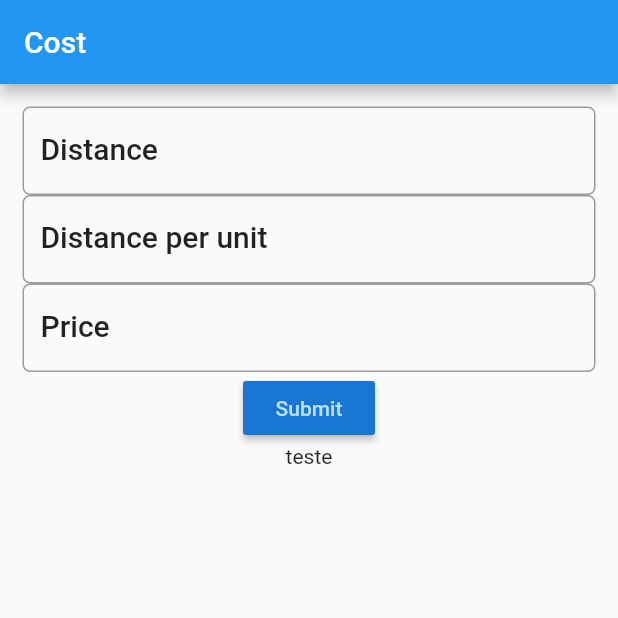
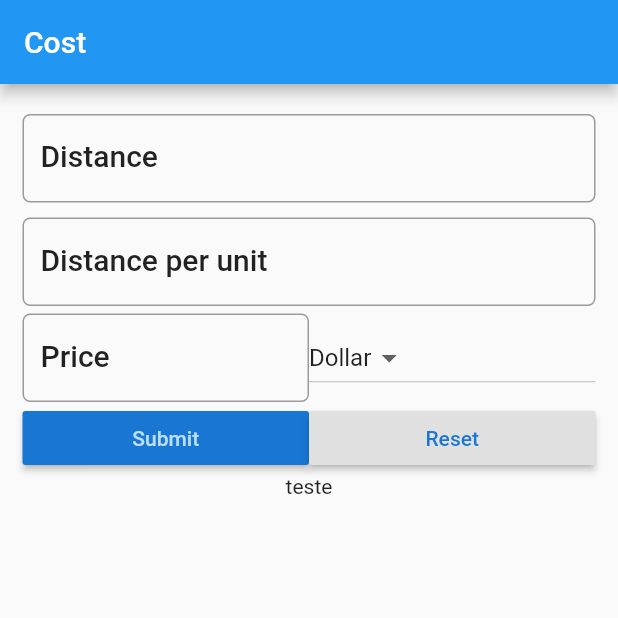
Before and after one commit to ivanknow/trip_calculator_flutter, a Flutter app: the screen it shows after launch, on a phone screen of 412 x 824 dp, the top half of it. Run offline on Flutter 3.47's test engine with Material 2 defaults, Android fonts, the phone set to English and light mode, and no system bars.

Commit message:
calculation and reset

```diff
--- a/lib/pages/fuelform.dart
+++ b/lib/pages/fuelform.dart
@@ -9,6 +9,10 @@ class FuelForm extends StatefulWidget {
 
 class _FuelFormState extends State<FuelForm> {
   String ajuda = "teste";
+  final _currencies = ['Dollar', 'Euro', 'Real'];
+  final double _formDistance = 5.0;
+  String currency = 'Dollar';
+
   TextEditingController distanceFieldCtrl = TextEditingController();
   TextEditingController avgCtrl = TextEditingController();
   TextEditingController priceCtrl = TextEditingController();
@@ -18,6 +22,18 @@ class _FuelFormState extends State<FuelForm> {
     double _avg = double.parse(avgCtrl.text);
     double _price = double.parse(priceCtrl.text);
     return (_dist / _avg * _price).toStringAsFixed(2);
+  }
+
+  void _reset() {
+    distanceFieldCtrl.text = '';
+    avgCtrl.text = '';
+    priceCtrl.text = '';
+  }
+
+  _onDropdownChange(value) {
+    setState(() {
+      this.currency = value;
+    });
   }
 
   @override
@@ -32,7 +48,10 @@ class _FuelFormState extends State<FuelForm> {
         padding: EdgeInsets.all(15.0),
         child: Column(
           children: [
-            TextField(
+            Padding(
+              padding:
+                  EdgeInsets.only(top: _formDistance, bottom: _formDistance),
+              child: TextField(
                 controller: distanceFieldCtrl,
                 decoration: InputDecoration(
                     labelText: "Distance",
@@ -42,7 +61,11 @@ class _FuelFormState extends State<FuelForm> {
                         borderRadius: BorderRadius.circular(5.0))),
                 keyboardType: TextInputType.number,
               ),
-            TextField(
+            ),
+            Padding(
+                padding:
+                    EdgeInsets.only(top: _formDistance, bottom: _formDistance),
+                child: TextField(
                   controller: avgCtrl,
                   decoration: InputDecoration(
                       labelText: "Distance per unit",
@@ -51,8 +74,11 @@ class _FuelFormState extends State<FuelForm> {
                       border: OutlineInputBorder(
                           borderRadius: BorderRadius.circular(5.0))),
                   keyboardType: TextInputType.number,
-            ),
-            TextField(
+                )),
+            Row(
+              children: [
+                Expanded(
+                    child: TextField(
                   controller: priceCtrl,
                   decoration: InputDecoration(
                       labelText: "Price",
@@ -61,8 +87,25 @@ class _FuelFormState extends State<FuelForm> {
                       border: OutlineInputBorder(
                           borderRadius: BorderRadius.circular(5.0))),
                   keyboardType: TextInputType.number,
+                )),
+                Expanded(
+                    child: DropdownButton<String>(
+                        items: _currencies.map((String value) {
+                          return DropdownMenuItem<String>(
+                            value: value,
+                            child: Text(value),
+                          );
+                        }).toList(),
+                        value: currency,
+                        onChanged: (String value) {
+                          _onDropdownChange(value);
+                        }))
+              ],
             ),
-            RaisedButton(
+            Row(
+              children: [
+                Expanded(
+                    child: RaisedButton(
                         color: Theme.of(context).primaryColorDark,
                         textColor: Theme.of(context).primaryColorLight,
                         child: Text("Submit"),
@@ -70,7 +113,19 @@ class _FuelFormState extends State<FuelForm> {
                           setState(() {
                             ajuda = _calculate();
                           });
-                }),
+                        })),
+                Expanded(
+                    child: RaisedButton(
+                        color: Theme.of(context).buttonColor,
+                        textColor: Theme.of(context).primaryColorDark,
+                        child: Text("Reset"),
+                        onPressed: () {
+                          setState(() {
+                            _reset();
+                          });
+                        }))
+              ],
+            ),
             Text(ajuda)
           ],
         ),
```
Lines whose indentation alone changed are shown as unchanged.
